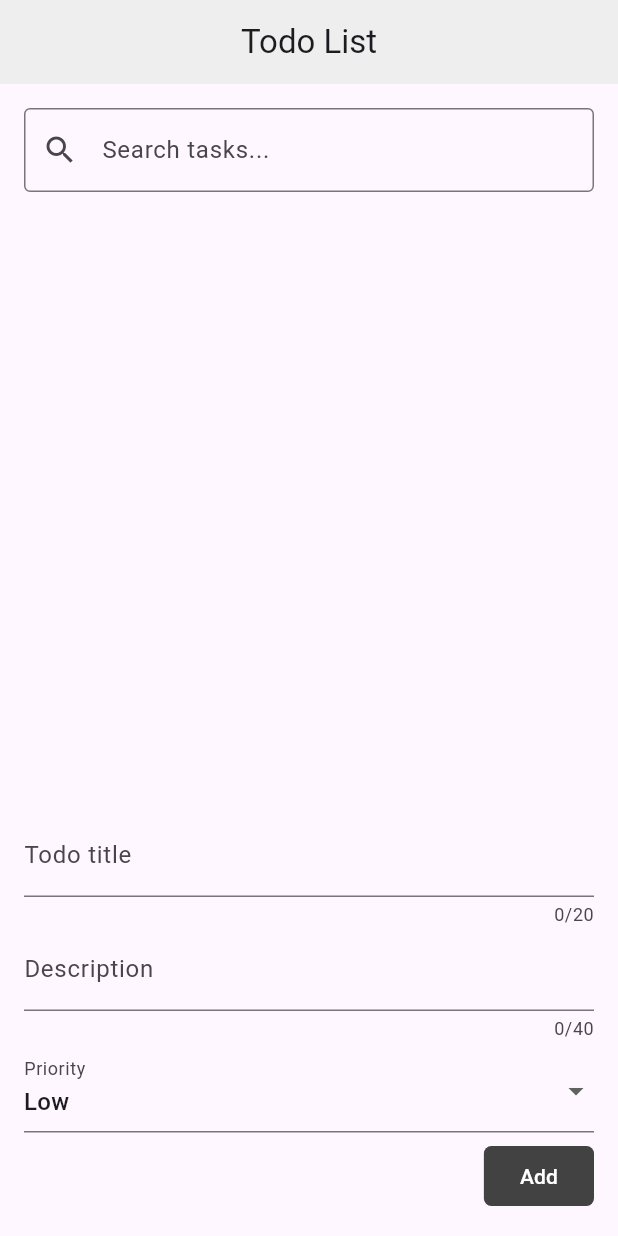
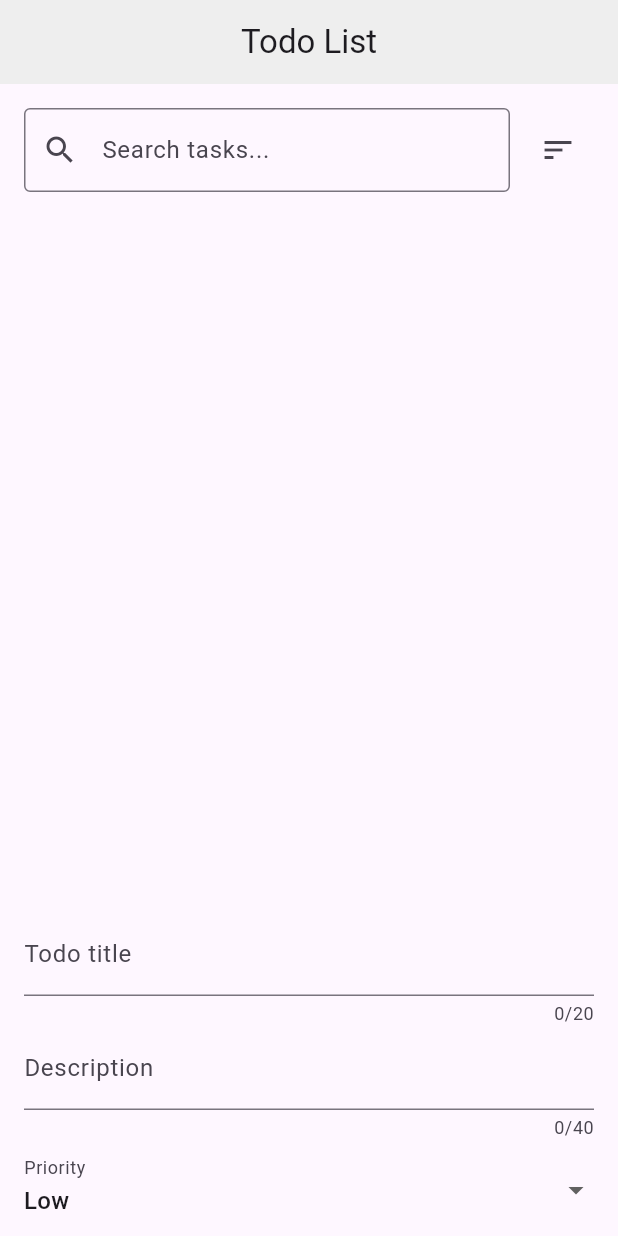
Before and after one commit to MGRUCY/flutter-forms-tutorial-starter-project, a Flutter app: the screen it shows after launch, on a phone screen of 412 x 824 dp. Run offline on Flutter 3.47's test engine with Material 3 defaults, Android fonts, the phone set to English and light mode, and no system bars; our stand-ins replace firebase_core, firebase_messaging, shared_preferences; accounts and stored records are empty.

Commit message:
added sort as priority button, and fixed screen when popup keyboard

```diff
--- a/lib/home.dart
+++ b/lib/home.dart
@@ -1,9 +1,9 @@
+import 'dart:convert';
 import 'package:flutter/material.dart';
+import 'package:shared_preferences/shared_preferences.dart';
 import 'models/todo.dart';
+import 'search_bar.dart';
 import 'todo_list.dart';
-import 'dart:convert';
-import 'package:shared_preferences/shared_preferences.dart';
-import 'search_bar.dart';
 
 class Home extends StatefulWidget {
   const Home({super.key});
@@ -53,9 +53,14 @@ class _HomeState extends State<Home> {
       final lowerQuery = query.toLowerCase();
       return todo.title.toLowerCase().contains(lowerQuery);
     }).toList();
-
     setState(() {
       filteredTodos = filtered;
+    });
+  }
+
+  void sortByPriority() {
+    setState(() {
+      filteredTodos.sort((a, b) => a.priority.index.compareTo(b.priority.index));
     });
   }
 
@@ -67,11 +72,15 @@ class _HomeState extends State<Home> {
         centerTitle: true,
         backgroundColor: Colors.grey[200],
       ),
-      body: Padding(
+      body: SafeArea(
+        child: Padding(
           padding: const EdgeInsets.all(16),
           child: Column(
             children: [
-            SearchBars(onChanged: searchChanged),
+              SearchBars(
+                onChanged: searchChanged,
+                onSortPressed: sortByPriority,
+              ),
               const SizedBox(height: 5),
               Expanded(
                 child: TodoList(
@@ -87,7 +96,9 @@ class _HomeState extends State<Home> {
                 ),
               ),
               const SizedBox(height: 5),
-            SingleChildScrollView(
+              SizedBox(
+                height: 200,
+                child: SingleChildScrollView(
                   child: Form(
                     key: _formGlobalKey,
                     child: Column(
@@ -154,6 +165,7 @@ class _HomeState extends State<Home> {
                               saveTodos(todos);
                               _formGlobalKey.currentState!.reset();
                               _selectedPriority = Priority.low;
+                              loadTodos();
                             }
                           },
                           style: FilledButton.styleFrom(
@@ -168,7 +180,9 @@ class _HomeState extends State<Home> {
                     ),
                   ),
                 ),
+              ),
             ],
+          ),
         ),
       ),
     );
--- a/lib/search_bar.dart
+++ b/lib/search_bar.dart
@@ -1,19 +1,36 @@
 import 'package:flutter/material.dart';
 
 class SearchBars extends StatelessWidget {
-  const SearchBars({super.key, required this.onChanged});
+  const SearchBars({
+    super.key,
+    required this.onChanged,
+    required this.onSortPressed,
+  });
 
   final Function(String) onChanged;
+  final VoidCallback onSortPressed;
 
   @override
   Widget build(BuildContext context) {
-    return TextField(
+    return Row(
+      children: [
+        Expanded(
+          child: TextField(
             decoration: const InputDecoration(
               labelText: 'Search tasks...',
               border: OutlineInputBorder(),
               prefixIcon: Icon(Icons.search),
             ),
             onChanged: onChanged,
+          ),
+        ),
+        const SizedBox(width: 8),
+        IconButton(
+          icon: const Icon(Icons.sort),
+          tooltip: 'Sort by Priority',
+          onPressed: onSortPressed,
+        ),
+      ],
     );
   }
 }
```
Lines whose indentation alone changed are shown as unchanged.
